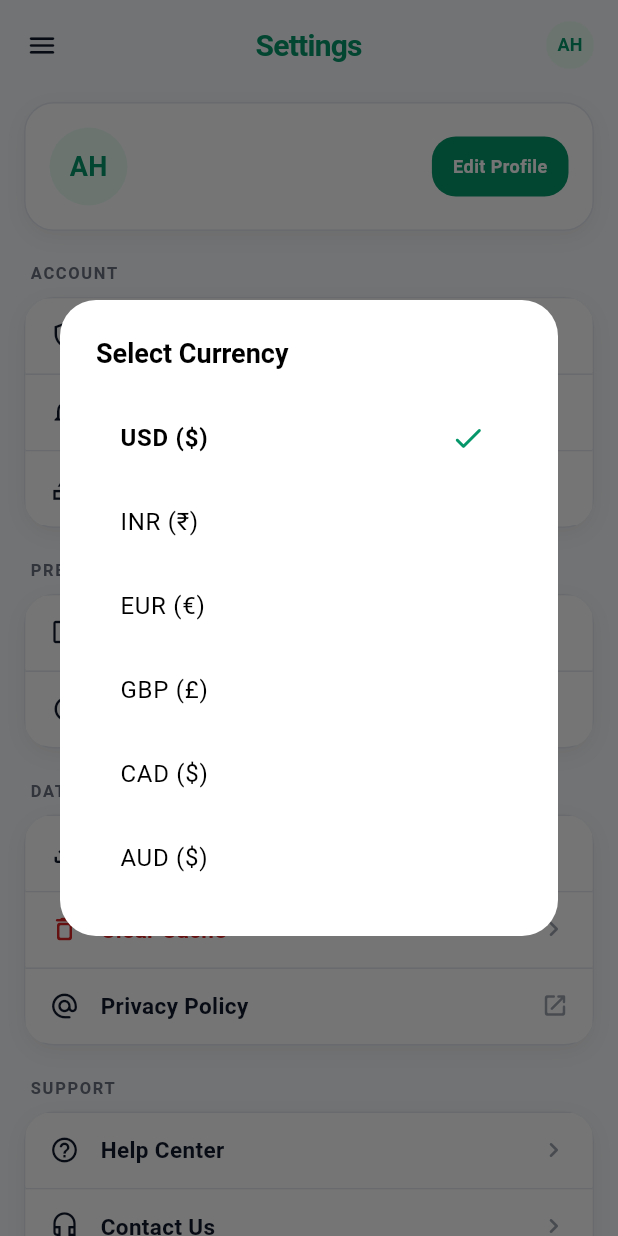
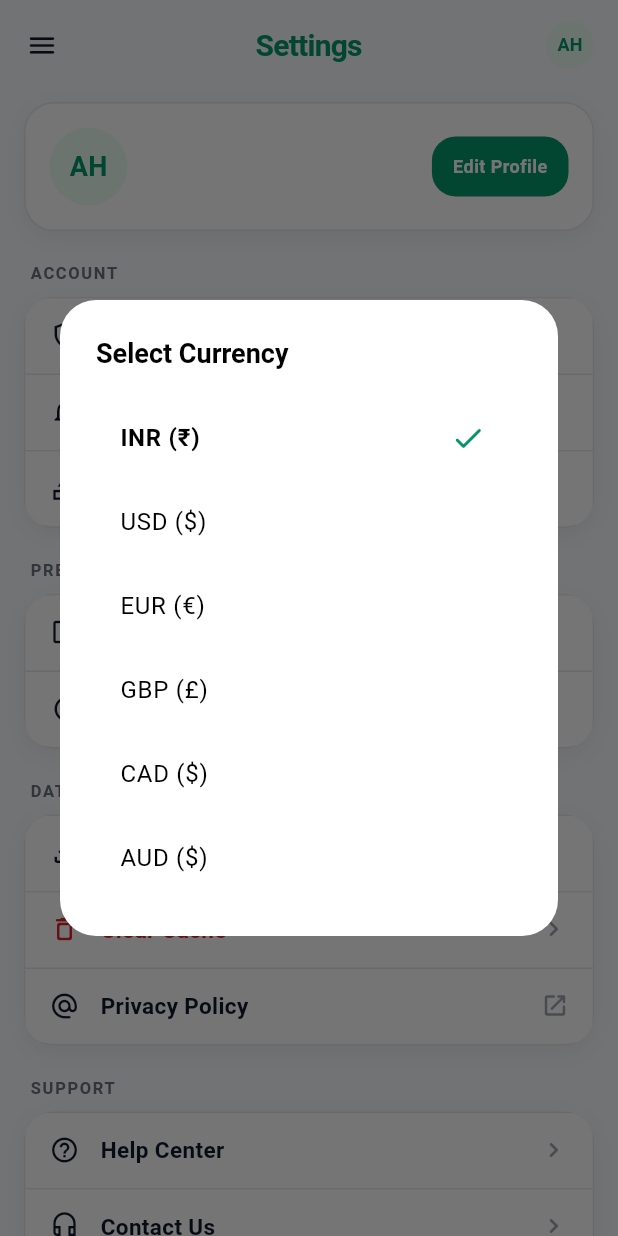
Before and after one commit to Naman-Punamiya/Tracklet-SaveBuddy, a Flutter app: the SettingPage screen opened directly with empty values, after a tap on "Currency", on a phone screen of 412 x 824 dp. Run offline on Flutter 3.47's test engine with Material 3 defaults, Android fonts, the phone set to English and light mode, and no system bars; our stand-ins replace connectivity_plus, fl_chart, shared_preferences, sqflite; accounts and stored records are empty.

Commit message:
Finalize Tracklet SaveBuddy v1.0.0

```diff
--- a/expense_tracker/lib/main.dart
+++ b/expense_tracker/lib/main.dart
@@ -36,7 +36,7 @@ void main() async {
     themeNotifier.value = ThemeMode.system;
   }
 
-  String savedCurrency = prefs.getString("user_currency") ?? "USD (\$)";
+  String savedCurrency = prefs.getString("user_currency") ?? "INR (₹)";
   CurrencyService.currencyNotifier.value = savedCurrency;
 
   runApp(MyApp(
--- a/expense_tracker/lib/pages/HomePage/setting_page.dart
+++ b/expense_tracker/lib/pages/HomePage/setting_page.dart
@@ -29,7 +29,7 @@ class _SettingPageState extends State<SettingPage> {
   String get activePassword => _customPassword ?? widget.password;
 
   String userName = "Alex Henderson";
-  String selectedCurrency = "USD (\$)";
+  String selectedCurrency = "INR (₹)";
   String selectedLanguage = "English";
   String selectedTheme = "Light";
   bool isDarkMode = false;
@@ -55,7 +55,7 @@ class _SettingPageState extends State<SettingPage> {
           (widget.email.contains('admin')
               ? 'Alex Henderson'
               : widget.email.split('@').first);
-      selectedCurrency = prefs.getString('user_currency') ?? "USD (\$)";
+      selectedCurrency = prefs.getString('user_currency') ?? "INR (₹)";
       selectedLanguage = prefs.getString('user_language') ?? "English";
       selectedTheme = prefs.getString('user_theme') ?? "Light";
       isDarkMode = selectedTheme == "Dark";
@@ -427,8 +427,8 @@ class _SettingPageState extends State<SettingPage> {
 
   void _showCurrencyPicker() {
     final currencies = [
+      "INR (₹)",
       "USD (\$)",
-      "INR (₹)",
       "EUR (€)",
       "GBP (£)",
       "CAD (\$)",
--- a/expense_tracker/lib/services/currency_service.dart
+++ b/expense_tracker/lib/services/currency_service.dart
@@ -3,7 +3,7 @@ import 'package:intl/intl.dart';
 
 class CurrencyService {
   static final ValueNotifier<String> currencyNotifier =
-      ValueNotifier<String>("USD (\$)");
+      ValueNotifier<String>("INR (₹)");
 
   static String get currentCurrency => currencyNotifier.value;
 
@@ -12,7 +12,8 @@ class CurrencyService {
     if (curr.contains('₹') || curr.contains('INR')) return '₹';
     if (curr.contains('€') || curr.contains('EUR')) return '€';
     if (curr.contains('£') || curr.contains('GBP')) return '£';
-    return '\$'; // USD, CAD, AUD default
+    if (curr.contains('\$') || curr.contains('USD') || curr.contains('CAD') || curr.contains('AUD')) return '\$';
+    return '₹'; // Default to Rupee
   }
 
   static String format(num amount) {
--- a/expense_tracker/pubspec.yaml
+++ b/expense_tracker/pubspec.yaml
@@ -45,6 +45,7 @@ dependencies:
 dev_dependencies:
   flutter_test:
     sdk: flutter
+  flutter_launcher_icons: ^0.14.4
 
   # The "flutter_lints" package below contains a set of recommended lints to
   # encourage good coding practices. The lint set provided by the package is
@@ -95,3 +96,8 @@ flutter:
   #
   # For details regarding fonts from package dependencies,
   # see https://flutter.dev/to/font-from-package
+
+flutter_launcher_icons:
+  android: true
+  ios: true
+  image_path: "assets/icon/app_icon.png"
```
Also changed, not shown: expense_tracker/assets/icon/app_icon.png (added), expense_tracker/pubspec.lock, 29 other files.
